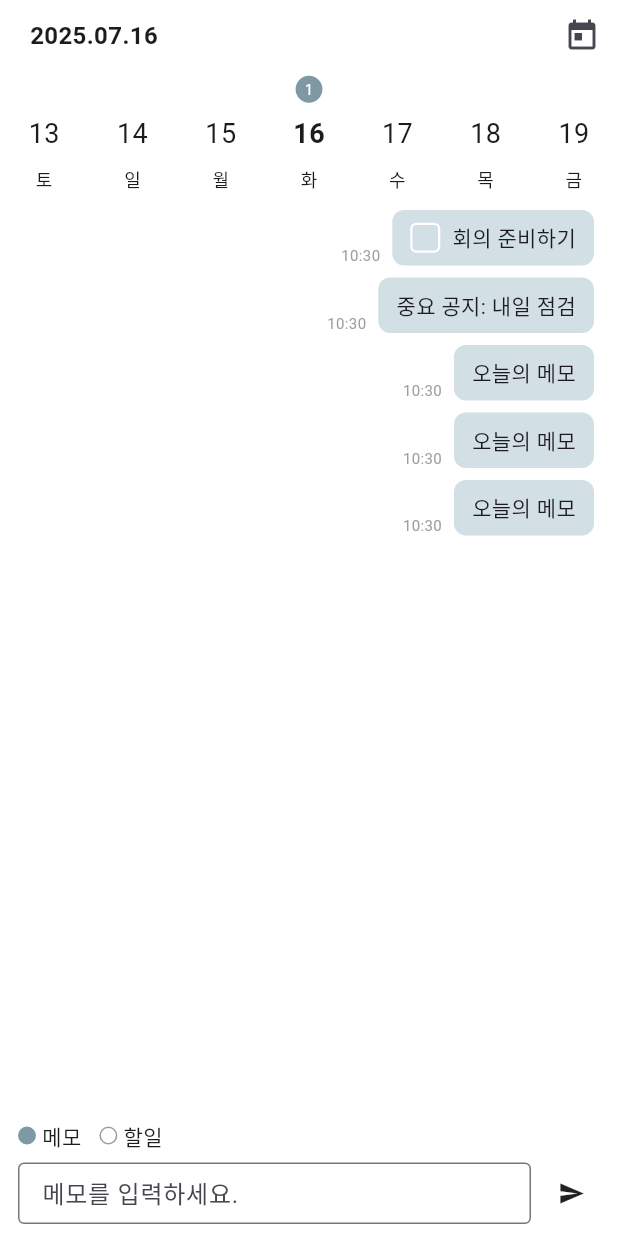
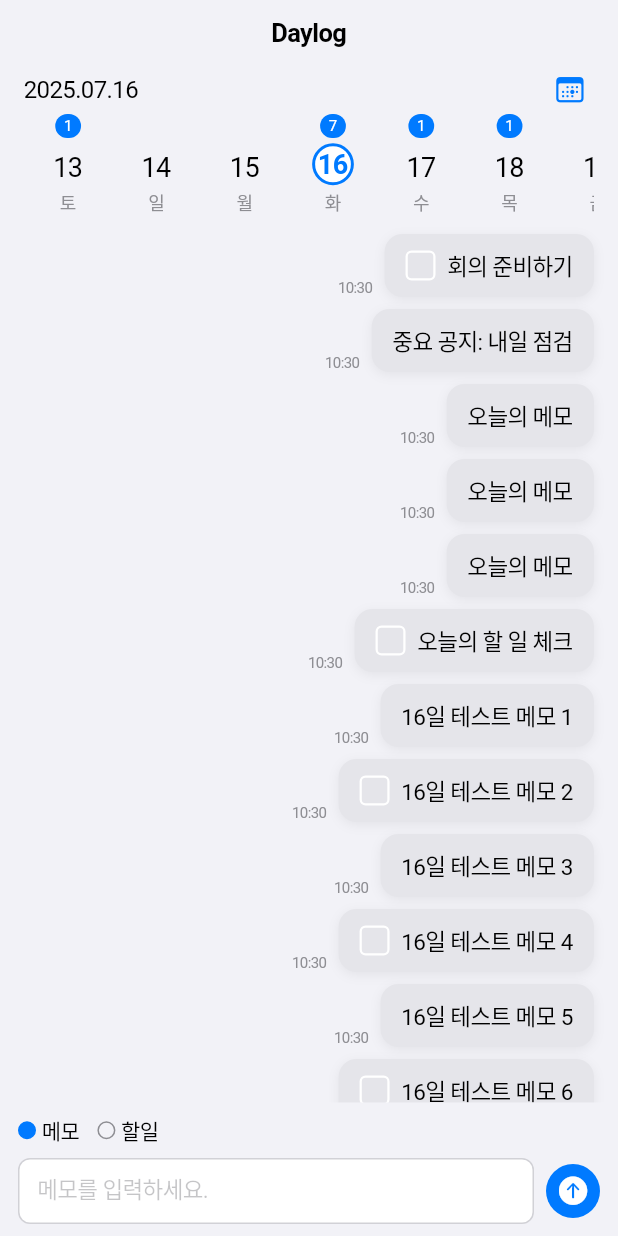
Before and after one commit to seonhannn/daylog_FE, a Flutter app: the screen it shows after launch, on a phone screen of 412 x 824 dp. Run offline on Flutter 3.47's test engine with Material 3 defaults, Android fonts, the phone set to English and light mode, and no system bars; our stand-ins replace flutter_riverpod, freezed_annotation; Roboto replaces fonts that are missing (Pretendard).

Commit message:
feat: ios design 적용

```diff
--- a/lib/main.dart
+++ b/lib/main.dart
@@ -1,4 +1,4 @@
-import 'package:flutter/material.dart';
+import 'package:flutter/cupertino.dart';
 import 'package:flutter_riverpod/flutter_riverpod.dart';
 import 'screens/home_screen.dart';
 
@@ -11,12 +11,11 @@ class DaylogApp extends StatelessWidget {
 
   @override
   Widget build(BuildContext context) {
-    return MaterialApp(
+    return CupertinoApp(
       title: 'Daylog',
-      theme: ThemeData(
-        fontFamily: 'Pretendard',
+      theme: const CupertinoThemeData(
         primaryColor: Color(0xffA5BFCC),
-        useMaterial3: true,
+        scaffoldBackgroundColor: CupertinoColors.systemGroupedBackground,
       ),
       home: const HomeScreen(),
     );
--- a/lib/providers/memo_provider.dart
+++ b/lib/providers/memo_provider.dart
@@ -45,5 +45,107 @@ final memoListProvider = StateProvider<List<Memo>>((ref) {
       memoDate: DateTime.now(),
       createdAt: DateTime.now(),
     ),
+    // 추가 mock 데이터
+    Memo(
+      id: '6',
+      userId: 'user2',
+      content: '내일 할 일 정리',
+      type: MemoType.todo,
+      memoDate: DateTime.now().add(Duration(days: 1)),
+      createdAt: DateTime.now(),
+      isDone: false,
+    ),
+    Memo(
+      id: '7',
+      userId: 'user2',
+      content: '주간 회의록 작성',
+      type: MemoType.memo,
+      memoDate: DateTime.now().subtract(Duration(days: 1)),
+      createdAt: DateTime.now(),
+    ),
+    Memo(
+      id: '8',
+      userId: 'user3',
+      content: '중요: 프로젝트 마감',
+      type: MemoType.todo,
+      memoDate: DateTime.now().add(Duration(days: 2)),
+      createdAt: DateTime.now(),
+      isDone: false,
+    ),
+    Memo(
+      id: '9',
+      userId: 'user1',
+      content: '점심 약속',
+      type: MemoType.memo,
+      memoDate: DateTime.now().add(Duration(days: 3)),
+      createdAt: DateTime.now(),
+    ),
+    Memo(
+      id: '10',
+      userId: 'user2',
+      content: '할 일: 서류 제출',
+      type: MemoType.todo,
+      memoDate: DateTime.now().subtract(Duration(days: 2)),
+      createdAt: DateTime.now(),
+      isDone: true,
+    ),
+    Memo(
+      id: '11',
+      userId: 'user3',
+      content: '회의 준비물 챙기기',
+      type: MemoType.todo,
+      memoDate: DateTime.now().add(Duration(days: 4)),
+      createdAt: DateTime.now(),
+      isDone: false,
+    ),
+    Memo(
+      id: '12',
+      userId: 'user1',
+      content: '오늘의 할 일 체크',
+      type: MemoType.todo,
+      memoDate: DateTime.now(),
+      createdAt: DateTime.now(),
+      isDone: false,
+    ),
+    Memo(
+      id: '13',
+      userId: 'user2',
+      content: '중요: 회의 일정 변경',
+      type: MemoType.memo,
+      memoDate: DateTime.now().add(Duration(days: 5)),
+      createdAt: DateTime.now(),
+    ),
+    Memo(
+      id: '14',
+      userId: 'user3',
+      content: '할 일: 코드 리뷰',
+      type: MemoType.todo,
+      memoDate: DateTime.now().subtract(Duration(days: 3)),
+      createdAt: DateTime.now(),
+      isDone: false,
+    ),
+    Memo(
+      id: '15',
+      userId: 'user1',
+      content: '공지: 시스템 점검 안내',
+      type: MemoType.memo,
+      memoDate: DateTime.now().add(Duration(days: 6)),
+      createdAt: DateTime.now(),
+    ),
+    // 16일에만 10개 추가
+    ...List.generate(10, (i) {
+      final now = DateTime.now();
+      final day16 = DateTime(now.year, now.month, 16);
+      final isTodo = i % 2 == 1;
+      return Memo(
+        id: '16-${i + 1}',
+        userId: 'user1',
+        content: '16일 테스트 메모 ${i + 1}',
+        type: isTodo ? MemoType.todo : MemoType.memo,
+        memoDate: day16,
+        createdAt: DateTime.now(),
+        isDone: isTodo ? false : null,
+      );
+    }),
   ];
 });
--- a/lib/screens/home_screen.dart
+++ b/lib/screens/home_screen.dart
@@ -1,20 +1,64 @@
-import 'package:flutter/material.dart';
+import 'package:flutter/cupertino.dart';
 import '../widgets/date_selector.dart';
 import '../widgets/memo_list.dart';
 import '../widgets/memo_input.dart';
 
-class HomeScreen extends StatelessWidget {
+class HomeScreen extends StatefulWidget {
   const HomeScreen({super.key});
 
   @override
+  State<HomeScreen> createState() => _HomeScreenState();
+}
+
+class _HomeScreenState extends State<HomeScreen> {
+  final ScrollController _memoScrollController = ScrollController();
+
+  @override
+  void dispose() {
+    _memoScrollController.dispose();
+    super.dispose();
+  }
+
+  @override
   Widget build(BuildContext context) {
-    return Scaffold(
-      extendBodyBehindAppBar: true,
-      backgroundColor: Colors.white,
-      body: SafeArea(
+    return CupertinoPageScaffold(
+      navigationBar: const CupertinoNavigationBar(
+        middle: Text('Daylog'),
+        backgroundColor: CupertinoColors.systemGroupedBackground,
+        border: null,
+      ),
+      child: SafeArea(
         child: GestureDetector(
           onTap: () => FocusScope.of(context).unfocus(),
-          child: Column(children: const [DateSelector(), Expanded(child: MemoList()), MemoInput()]),
+          child: Stack(
+            children: [
+              // 메모 리스트와 입력창
+              Column(
+                children: [
+                  Expanded(
+                    child: MemoList(scrollController: _memoScrollController, topPadding: 100),
+                  ),
+                  const MemoInput(),
+                ],
+              ),
+              // 날짜 선택 바와 겹치는 부분만 불투명 오버레이
+              Positioned(
+                left: 0,
+                right: 0,
+                top: 0,
+                height: 100, // 날짜 선택 바 높이와 동일하게
+                child: IgnorePointer(
+                  child: Container(
+                    decoration: BoxDecoration(
+                      color: CupertinoColors.systemGroupedBackground.withOpacity(0.85),
+                    ),
+                  ),
+                ),
+              ),
+              // 날짜 선택 바 (투명도 조절 위해 Opacity로 감쌀 예정)
+              DateSelector(memoScrollController: _memoScrollController),
+            ],
+          ),
         ),
       ),
     );
--- a/lib/widgets/date_selector.dart
+++ b/lib/widgets/date_selector.dart
@@ -1,11 +1,12 @@
-import 'package:flutter/material.dart';
+import 'package:flutter/cupertino.dart';
 import 'package:flutter_riverpod/flutter_riverpod.dart';
 import '../providers/date_provider.dart';
 import '../providers/memo_provider.dart';
 import '../models/memo.dart';
 
 class DateSelector extends ConsumerStatefulWidget {
-  const DateSelector({super.key});
+  final ScrollController? memoScrollController;
+  const DateSelector({super.key, this.memoScrollController});
 
   @override
   ConsumerState<DateSelector> createState() => _DateSelectorState();
@@ -19,11 +20,11 @@ class _DateSelectorState extends ConsumerState<DateSelector> {
     super.initState();
     _scrollController = ScrollController();
     WidgetsBinding.instance.addPostFrameCallback((_) {
-      _jumpToTodayWeek();
+      _jumpToTodayCenter();
     });
   }
 
-  void _jumpToTodayWeek() {
+  void _jumpToTodayCenter() {
     final selectedDate = ref.read(selectedDateProvider);
     final allDatesOfYear = getAllDatesOfYear(selectedDate.year);
     final today = DateTime.now();
@@ -32,8 +33,11 @@ class _DateSelectorState extends ConsumerState<DateSelector> {
     );
     if (todayIndex != -1) {
       final screenWidth = MediaQuery.of(context).size.width;
-      final offset = (todayIndex - today.weekday % 7) * (screenWidth / 7);
+      final cellWidth = screenWidth / 7;
+      final offset = (todayIndex + 0.5) * cellWidth - screenWidth / 2;
+      if (mounted && _scrollController.hasClients) {
         _scrollController.jumpTo(offset < 0 ? 0 : offset);
+      }
     }
   }
 
@@ -61,28 +65,40 @@ class _DateSelectorState extends ConsumerState<DateSelector> {
       mainAxisSize: MainAxisSize.min,
       crossAxisAlignment: CrossAxisAlignment.start,
       children: [
-        Row(
+        // 선택한 날짜
+        Padding(
+          padding: const EdgeInsets.symmetric(horizontal: 16),
+          child: Row(
             mainAxisAlignment: MainAxisAlignment.spaceBetween,
             children: [
-            Padding(
-              padding: const EdgeInsets.only(left: 20),
-              child: Text(
+              Text(
                 '${selectedDate.year.toString().padLeft(4, '0')}.${selectedDate.month.toString().padLeft(2, '0')}.${selectedDate.day.toString().padLeft(2, '0')}',
-                style: const TextStyle(fontSize: 16, fontWeight: FontWeight.w600),
+                style: const TextStyle(
+                  fontSize: 16,
+                  fontWeight: FontWeight.w400,
+                  color: CupertinoColors.label,
                 ),
               ),
-            IconButton(
+              CupertinoButton(
+                padding: EdgeInsets.zero,
+                minSize: 32,
                 onPressed: () {
                   ref.read(selectedDateProvider.notifier).state = DateTime.now();
-                _jumpToTodayWeek(); // 오늘 날짜로 스크롤 이동
+                  _jumpToTodayCenter();
                 },
-              icon: const Icon(Icons.today),
+                child: const Icon(
+                  CupertinoIcons.calendar_today,
+                  size: 22,
+                  color: CupertinoColors.activeBlue,
+                ),
               ),
             ],
           ),
-        SizedBox(
+        ),
+        Container(
           height: 80,
-          width: screenWidth, // 한 화면에 7일만 보이게
+          width: screenWidth,
+          padding: const EdgeInsets.symmetric(horizontal: 16),
           child: ListView(
             controller: _scrollController,
             scrollDirection: Axis.horizontal,
@@ -104,42 +120,80 @@ class _DateSelectorState extends ConsumerState<DateSelector> {
                       date.month == selectedDate.month &&
                       date.day == selectedDate.day;
                   return SizedBox(
-                    width: screenWidth / 7, // 각 날짜의 width를 1/7로 고정
+                    width: screenWidth / 7,
                     child: GestureDetector(
                       onTap: () => ref.read(selectedDateProvider.notifier).state = date,
                       child: Column(
-                        mainAxisAlignment: MainAxisAlignment.center,
+                        mainAxisAlignment: MainAxisAlignment.start,
                         children: [
+                          SizedBox(
+                            height: 48,
+                            child: Stack(
+                              alignment: Alignment.topCenter,
+                              children: [
+                                // 날짜 동그라미 (항상 아래쪽)
+                                Align(
+                                  alignment: Alignment.bottomCenter,
+                                  child: Container(
+                                    padding: const EdgeInsets.all(2),
+                                    decoration: BoxDecoration(
+                                      color:
+                                          isSelected
+                                              ? CupertinoColors.white
+                                              : CupertinoColors.transparent,
+                                      shape: BoxShape.circle,
+                                      border:
+                                          isSelected
+                                              ? Border.all(
+                                                color: CupertinoColors.activeBlue,
+                                                width: 2,
+                                              )
+                                              : null,
+                                    ),
+                                    child: Text(
+                                      '${date.day}',
+                                      style: TextStyle(
+                                        fontWeight:
+                                            isSelected ? FontWeight.bold : FontWeight.normal,
+                                        fontSize: 18,
+                                        color:
+                                            isSelected
+                                                ? CupertinoColors.activeBlue
+                                                : CupertinoColors.label,
+                                      ),
+                                    ),
+                                  ),
+                                ),
+                                // 할일 뱃지 (있을 때만)
                                 if (todos.isNotEmpty)
-                            Container(
-                              margin: const EdgeInsets.only(top: 2),
-                              padding: const EdgeInsets.symmetric(horizontal: 6, vertical: 2),
+                                  Positioned(
+                                    top: 0,
+                                    child: Container(
+                                      padding: const EdgeInsets.symmetric(
+                                        horizontal: 6,
+                                        vertical: 2,
+                                      ),
                                       decoration: BoxDecoration(
-                                color: Color(0xff7E99A3),
+                                        color: CupertinoColors.activeBlue,
                                         borderRadius: BorderRadius.circular(10),
                                       ),
                                       child: Text(
                                         '${todos.length}',
-                                style: const TextStyle(color: Colors.white, fontSize: 10),
-                              ),
-                            )
-                          else
-                            const SizedBox(height: 20), // 숫자 뱃지와 동일한 높이로 맞춤
-                          Container(
-                            padding: const EdgeInsets.all(8),
-                            decoration: BoxDecoration(
-                              color: isSelected ? Colors.white : Colors.transparent,
-                              shape: BoxShape.circle,
-                            ),
-                            child: Text(
-                              '${date.day}',
-                              style: TextStyle(
-                                fontWeight: isSelected ? FontWeight.bold : FontWeight.normal,
-                                fontSize: 18,
+                                        style: const TextStyle(
+                                          color: CupertinoColors.white,
+                                          fontSize: 10,
                                         ),
                                       ),
                                     ),
-                          Text(_weekdayKor(date.weekday), style: const TextStyle(fontSize: 12)),
+                                  ),
+                              ],
+                            ),
+                          ),
+                          const SizedBox(height: 2), // 날짜 동그라미와 요일 간격
+                          Text(
+                            _weekdayKor(date.weekday),
+                            style: const TextStyle(fontSize: 12, color: CupertinoColors.systemGrey),
+                          ),
                         ],
                       ),
                     ),
--- a/lib/widgets/memo_bubble.dart
+++ b/lib/widgets/memo_bubble.dart
@@ -1,6 +1,6 @@
 import 'dart:ui';
 
-import 'package:flutter/material.dart';
+import 'package:flutter/cupertino.dart';
 import 'package:frontend/widgets/custom_checkbox.dart';
 import '../models/memo.dart';
 
@@ -19,14 +19,21 @@ class MemoBubble extends StatelessWidget {
         children: [
           Text(
             _formatTime(memo.createdAt),
-            style: const TextStyle(fontSize: 10, color: Colors.grey),
+            style: const TextStyle(fontSize: 10, color: CupertinoColors.systemGrey),
           ),
           Container(
             decoration: BoxDecoration(
-              color: Color(0xffA5BFCC).withOpacity(0.5),
-              borderRadius: BorderRadius.circular(8),
+              color: CupertinoColors.systemGrey5,
+              borderRadius: BorderRadius.circular(12),
+              boxShadow: [
+                BoxShadow(
+                  color: CupertinoColors.systemGrey.withOpacity(0.15),
+                  blurRadius: 6,
+                  offset: const Offset(0, 2),
+                ),
+              ],
             ),
-            padding: EdgeInsets.symmetric(vertical: 8, horizontal: 12),
+            padding: const EdgeInsets.symmetric(vertical: 10, horizontal: 14),
             margin: const EdgeInsets.only(left: 8),
             child:
                 memo.type == MemoType.todo
@@ -37,12 +44,17 @@ class MemoBubble extends StatelessWidget {
                         Text(
                           memo.content,
                           style: TextStyle(
+                            fontSize: 15,
+                            color: CupertinoColors.label,
                             decoration: (memo.isDone ?? false) ? TextDecoration.lineThrough : null,
                           ),
                         ),
                       ],
                     )
-                    : Text(memo.content),
+                    : Text(
+                      memo.content,
+                      style: const TextStyle(fontSize: 15, color: CupertinoColors.label),
+                    ),
           ),
         ],
       ),
--- a/lib/widgets/memo_input.dart
+++ b/lib/widgets/memo_input.dart
@@ -1,4 +1,4 @@
-import 'package:flutter/material.dart';
+import 'package:flutter/cupertino.dart';
 import 'package:flutter_riverpod/flutter_riverpod.dart';
 import '../models/memo.dart';
 import '../providers/date_provider.dart';
@@ -26,8 +26,11 @@ class _MemoInputState extends ConsumerState<MemoInput> {
             height: 12,
             decoration: BoxDecoration(
               shape: BoxShape.circle,
-              color: selected ? const Color(0xff7E99A3) : Colors.transparent,
-              border: Border.all(color: selected ? const Color(0xff7E99A3) : Colors.grey, width: 1),
+              color: selected ? CupertinoColors.activeBlue : CupertinoColors.transparent,
+              border: Border.all(
+                color: selected ? CupertinoColors.activeBlue : CupertinoColors.systemGrey,
+                width: 1,
+              ),
             ),
           ),
           const SizedBox(width: 4),
@@ -42,7 +45,7 @@ class _MemoInputState extends ConsumerState<MemoInput> {
     final selectedDate = ref.watch(selectedDateProvider);
     return Container(
       padding: const EdgeInsets.symmetric(horizontal: 12, vertical: 8),
-      color: Colors.transparent,
+      color: CupertinoColors.systemGroupedBackground,
       child: Column(
         crossAxisAlignment: CrossAxisAlignment.start,
         children: [
@@ -50,8 +53,6 @@ class _MemoInputState extends ConsumerState<MemoInput> {
             children: [
               _circleRadio(MemoType.memo, '메모'),
               const SizedBox(width: 12),
-              // _circleRadio(MemoType.notice, '공지'),
-              // const SizedBox(width: 12),
               _circleRadio(MemoType.todo, '할일'),
             ],
           ),
@@ -59,19 +60,30 @@ class _MemoInputState extends ConsumerState<MemoInput> {
           Row(
             children: [
               Expanded(
-                child: TextField(
+                child: CupertinoTextField(
                   controller: _controller,
-                  decoration: const InputDecoration(
-                    hintText: '메모를 입력하세요.',
-                    border: OutlineInputBorder(),
-                    isDense: true,
-                    contentPadding: EdgeInsets.symmetric(vertical: 8, horizontal: 12),
+                  placeholder: '메모를 입력하세요.',
+                  padding: const EdgeInsets.symmetric(vertical: 10, horizontal: 12),
+                  decoration: BoxDecoration(
+                    color: CupertinoColors.white,
+                    borderRadius: BorderRadius.circular(8),
+                    border: Border.all(color: CupertinoColors.systemGrey4, width: 1),
                   ),
+                  style: const TextStyle(fontSize: 15),
                 ),
               ),
               const SizedBox(width: 8),
-              GestureDetector(
-                onTap: () {
+              CupertinoButton(
+                padding: const EdgeInsets.all(0),
+                minSize: 36,
+                color: CupertinoColors.activeBlue,
+                borderRadius: BorderRadius.circular(20),
+                child: const Icon(
+                  CupertinoIcons.arrow_up_circle_fill,
+                  color: CupertinoColors.white,
+                  size: 22,
+                ),
+                onPressed: () {
                   final text = _controller.text.trim();
                   if (text.isEmpty) return;
                   final newMemo = Memo(
@@ -87,11 +99,6 @@ class _MemoInputState extends ConsumerState<MemoInput> {
                   _controller.clear();
                   setState(() => _selectedType = MemoType.memo);
                 },
-                child: Container(
-                  padding: const EdgeInsets.all(10),
-                  decoration: BoxDecoration(color: Colors.white, shape: BoxShape.circle),
-                  child: const Icon(Icons.send, size: 18),
-                ),
               ),
             ],
           ),
--- a/lib/widgets/memo_list.dart
+++ b/lib/widgets/memo_list.dart
@@ -1,4 +1,4 @@
-import 'package:flutter/material.dart';
+import 'package:flutter/cupertino.dart';
 import 'package:flutter_riverpod/flutter_riverpod.dart';
 import '../providers/date_provider.dart';
 import '../providers/memo_provider.dart';
@@ -6,7 +6,9 @@ import '../models/memo.dart';
 import 'memo_bubble.dart';
 
 class MemoList extends ConsumerWidget {
-  const MemoList({super.key});
+  final ScrollController? scrollController;
+  final double topPadding;
+  const MemoList({super.key, this.scrollController, this.topPadding = 0});
 
   @override
   Widget build(BuildContext context, WidgetRef ref) {
@@ -22,14 +24,25 @@ class MemoList extends ConsumerWidget {
             )
             .toList();
 
-    if (filtered.isEmpty) {
-      return const Center(child: Text('메모가 없습니다.'));
-    }
-
     return ListView.builder(
-      padding: const EdgeInsets.only(bottom: 80, top: 12),
-      itemCount: filtered.length,
+      controller: scrollController,
+      padding: EdgeInsets.only(bottom: 80, top: topPadding + 12, left: 0, right: 0),
+      itemCount: filtered.isEmpty ? 1 : filtered.length,
       itemBuilder: (context, idx) {
+        if (filtered.isEmpty) {
+          return Container(
+            alignment: Alignment.center,
+            height: 120,
+            child: const Text(
+              '메모가 없습니다.',
+              style: TextStyle(
+                color: CupertinoColors.systemGrey,
+                fontSize: 16,
+                fontWeight: FontWeight.w400,
+              ),
+            ),
+          );
+        }
         final memo = filtered[idx];
         return MemoBubble(
           memo: memo,
```
Also changed, not shown: 1 other file. Lines whose indentation alone changed are shown as unchanged.
